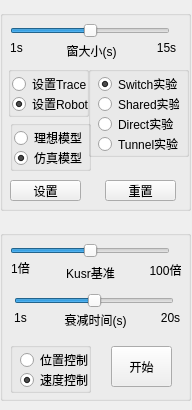
Qt form controlpanel.ui (dtbinh/ShareControlQt) before a commit.
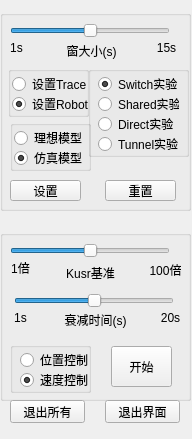
The same form after that commit.

What changed in the file:
```diff
--- a/controlpanel.ui
+++ b/controlpanel.ui
@@ -7,7 +7,7 @@
     <x>0</x>
     <y>0</y>
     <width>192</width>
-    <height>410</height>
+    <height>439</height>
    </rect>
   </property>
   <property name="windowTitle">
@@ -494,6 +494,32 @@
     </property>
    </widget>
   </widget>
+  <widget class="QPushButton" name="btnExitAll">
+   <property name="geometry">
+    <rect>
+     <x>10</x>
+     <y>400</y>
+     <width>75</width>
+     <height>23</height>
+    </rect>
+   </property>
+   <property name="text">
+    <string>退出所有</string>
+   </property>
+  </widget>
+  <widget class="QPushButton" name="btnExitMe">
+   <property name="geometry">
+    <rect>
+     <x>105</x>
+     <y>400</y>
+     <width>75</width>
+     <height>23</height>
+    </rect>
+   </property>
+   <property name="text">
+    <string>退出界面</string>
+   </property>
+  </widget>
  </widget>
  <resources/>
  <connections/>
```
